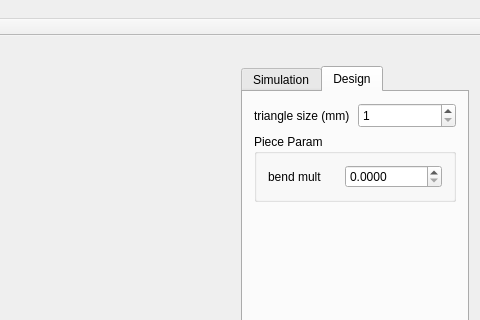
Qt form clothdesigner.ui (dolphin-li/ClothDesigner) before a commit; both pictures show x 410 to 890 and y 0 to 320 of the 890 by 784 pixel window.
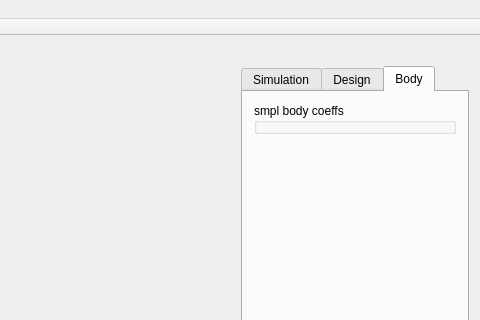
The same form after that commit. The open tabs and pages were chosen to show the change.

```diff
--- a/clothdesigner.ui
+++ b/clothdesigner.ui
@@ -415,6 +415,33 @@
          </item>
         </layout>
        </widget>
+       <widget class="QWidget" name="tab">
+        <attribute name="title">
+         <string>Body</string>
+        </attribute>
+        <layout class="QGridLayout" name="gridLayout_7">
+         <item row="0" column="0">
+          <widget class="QGroupBox" name="gpSmplBodyCoeffs">
+           <property name="title">
+            <string>smpl body coeffs</string>
+           </property>
+          </widget>
+         </item>
+         <item row="1" column="0">
+          <spacer name="verticalSpacer_3">
+           <property name="orientation">
+            <enum>Qt::Vertical</enum>
+           </property>
+           <property name="sizeHint" stdset="0">
+            <size>
+             <width>20</width>
+             <height>40</height>
+            </size>
+           </property>
+          </spacer>
+         </item>
+        </layout>
+       </widget>
       </widget>
      </item>
     </layout>
```
Left out of the diff: 2 changed lines with no effect on the pictures.
